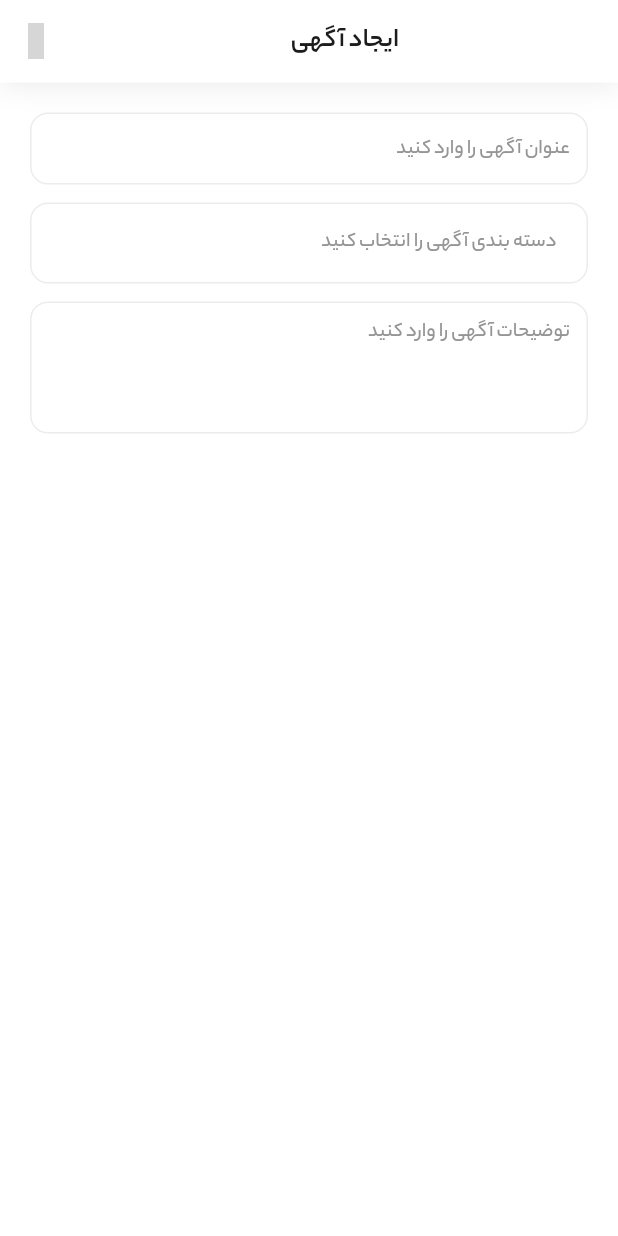
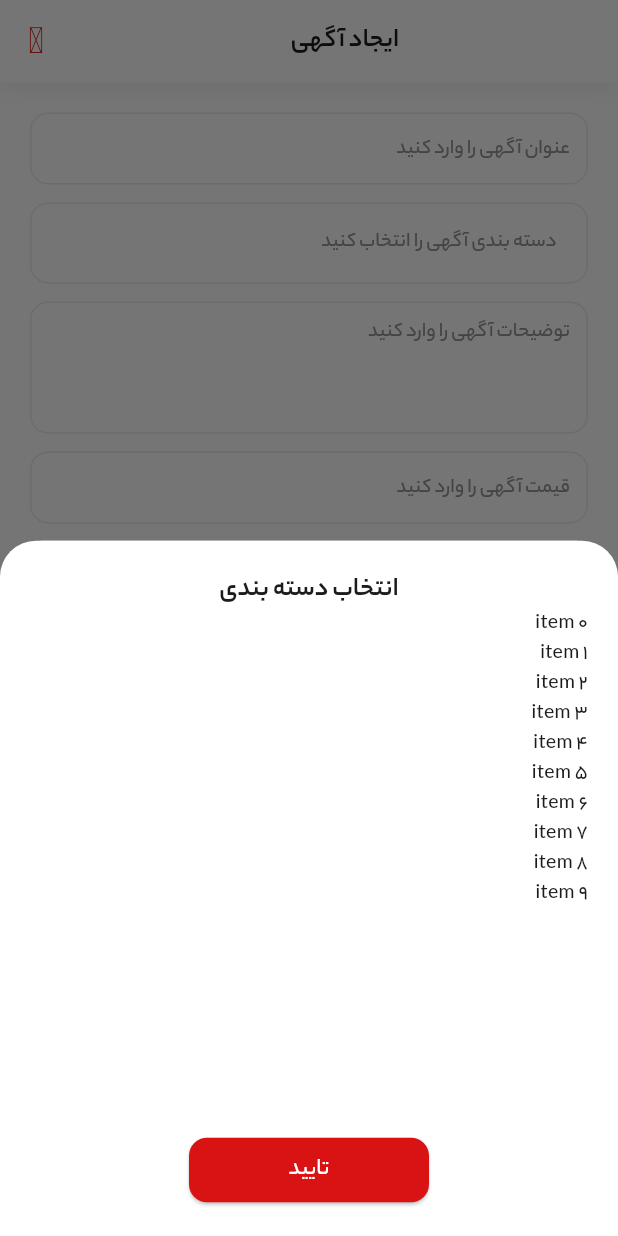
Before and after one commit to mohammad-dehghanifard/flutter_divar_clone, a Flutter app: the AddNewAds screen opened directly, after a tap on "دسته بندی آگهی را انتخاب کنید", on a phone screen of 412 x 824 dp. Run offline on Flutter 3.47's test engine with Material 3 defaults, Android fonts, the phone set to English and light mode, and no system bars; our stand-ins replace cached_network_image, connectivity_plus, dio, flutter_spinkit, get, iconsax and 1 more; accounts and stored records are empty; grey boxes are pictures that could not be loaded.

Commit message:
impl SelectCategoryBottomSheet custom widget

```diff
--- a/lib/modules/advertising/pages/add_new_ads.dart
+++ b/lib/modules/advertising/pages/add_new_ads.dart
@@ -1,8 +1,12 @@
 import 'package:flutter/material.dart';
 import 'package:flutter_divar_clone/helpers/constant/distance.dart';
+import 'package:flutter_divar_clone/helpers/widgets/button_widget.dart';
 import 'package:flutter_divar_clone/helpers/widgets/page_app_bar_widget.dart';
 import 'package:flutter_divar_clone/helpers/widgets/text_field_widget.dart';
 import 'package:flutter_divar_clone/modules/advertising/widgets/create_ads_action_button.dart';
+import 'package:flutter_divar_clone/modules/advertising/widgets/select_category_bottom_sheet_widget.dart';
+import 'package:flutter_divar_clone/modules/auth/widgets/select_province_and_city_button.dart';
+import 'package:iconsax/iconsax.dart';
 
 class AddNewAds extends StatelessWidget {
   const AddNewAds({super.key});
@@ -11,6 +15,7 @@
   Widget build(BuildContext context) {
     return Scaffold(
       body: SafeArea(
+        child: SingleChildScrollView(
           child: Column(
             children: [
               const PageAppBarWidget(name: "ایجاد آگهی"),
@@ -19,14 +24,51 @@
                 child: Form(
                     child: Column(
                       children: [
+                        // title
                         const TextFieldWidget(hintText: "عنوان آگهی را وارد کنید"),
                         const SizedBox(height: 12),
+                        // setCategory
                         CreateAdsActionButton(
-                        onTap: () {},
+                          onTap: () {
+                            showModalBottomSheet(
+
+                                context: context,
+                                builder: (context) => const SelectCategoryBottomSheet());
+                          },
                           child: const Text("دسته بندی آگهی را انتخاب کنید",style: TextStyle(fontSize: 14,fontWeight: FontWeight.w500,color: Color(0xFF959595)),),
                         ),
                         const SizedBox(height: 12),
+                        // description
                         const TextFieldWidget(hintText: "توضیحات آگهی را وارد کنید",maxLine: 3),
+                        const SizedBox(height: 12),
+                        // price
+                        const TextFieldWidget(hintText: "قیمت آگهی را وارد کنید",type: TextInputType.number),
+                        const SizedBox(height: 12),
+                        // set image
+                        CreateAdsActionButton(
+                          onTap: () {},
+                          child: const Row(
+                            mainAxisAlignment: MainAxisAlignment.spaceBetween,
+                            children: [
+                              Text("دسته بندی آگهی را انتخاب کنید",style: TextStyle(fontSize: 14,fontWeight: FontWeight.w500,color: Color(0xFF959595)),),
+                              Icon(Iconsax.gallery,color: Color(0xFF959595))
+                            ],
+                          )
+                        ),
+                        const SizedBox(height: 12),
+                        // province and city
+                        Row(
+                          children: [
+                            Expanded(child: SelectProvinceAndCityButton(text: "استان", onTap: () {},)),
+                            const SizedBox(width: 16),
+                            Expanded(child: SelectProvinceAndCityButton(text: "شهر", onTap: () {},)),
+                          ],
+                        ),
+                        SizedBox(height: MediaQuery.sizeOf(context).height * 0.05),
+                        // create ads btn
+                        ButtonWidget(
+                            onTap: () {},
+                            text: 'ثبت آگهی')
                       ],
                     )
                 ),
@@ -34,6 +76,7 @@
             ],
           ),
         ),
+      ),
     );
   }
 }
--- /dev/null
+++ b/lib/modules/advertising/widgets/select_category_bottom_sheet_widget.dart
@@ -0,0 +1,39 @@
+import 'package:flutter/material.dart';
+import 'package:flutter_divar_clone/helpers/constant/distance.dart';
+import 'package:flutter_divar_clone/helpers/widgets/button_widget.dart';
+import 'package:get/get.dart';
+
+class SelectCategoryBottomSheet extends StatelessWidget {
+  const SelectCategoryBottomSheet({super.key});
+
+  @override
+  Widget build(BuildContext context) {
+    return Container(
+      padding: const EdgeInsets.all(Distance.bodyMargin),
+      decoration: const BoxDecoration(
+        color: Colors.white,
+        borderRadius: BorderRadius.only(
+          topRight: Radius.circular(24),
+          topLeft: Radius.circular(24),
+        )
+      ),
+      width: double.infinity,
+      child: Column(
+        children: [
+          const Text("انتخاب دسته بندی",style: TextStyle(fontWeight: FontWeight.bold,fontSize: 18)),
+          // category list
+          Expanded(child: ListView.builder(
+            itemCount: 10,
+            itemBuilder: (context, index) {
+              return Text("item $index");
+            },
+          ),),
+          ButtonWidget(
+              width: 160,
+              onTap: () => Get.back(),
+              text: "تایید")
+        ],
+      )
+    );
+  }
+}
--- a/pubspec.yaml
+++ b/pubspec.yaml
@@ -42,6 +42,7 @@
   iconsax: ^0.0.8
   flutter_spinkit: ^5.2.0
   shared_preferences: ^2.2.2
+  image_picker: ^1.0.7
 
 dev_dependencies:
   flutter_test:
```
Also changed, not shown: pubspec.lock. Lines whose indentation alone changed are shown as unchanged.
